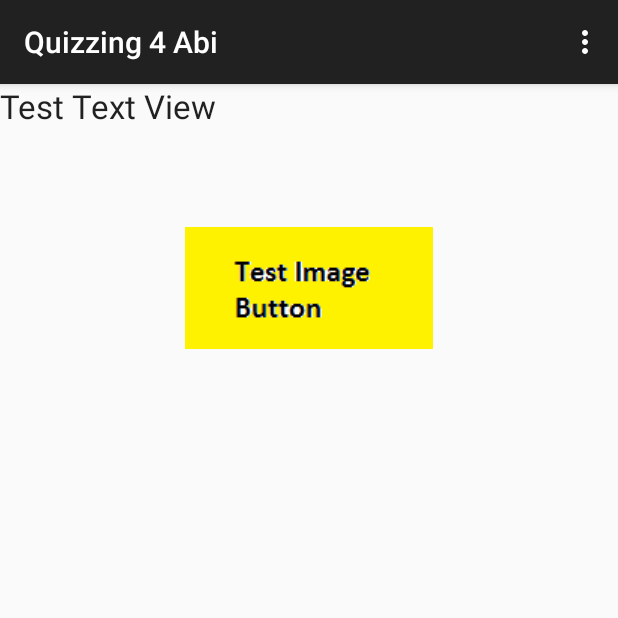
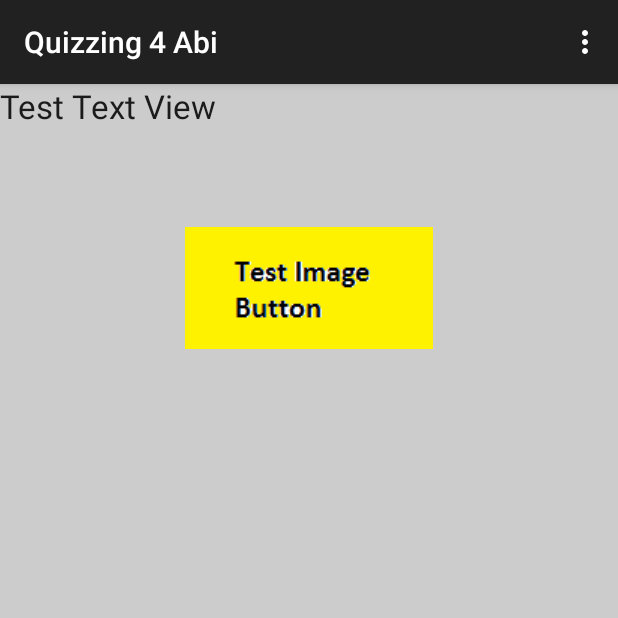
Before and after one commit to Infoabiquiz/Quizzing4Abi, an Android app: the screen it shows after launch (MainActivity), after a tap on "SHOW TEST LAYOUT", on a phone screen of 412 x 824 dp, the top half of it. Run offline under Robolectric (Android 15) with nearby library versions, the phone set to English and light mode, and no system bars.

Commit message:
Dynamically changing the background color successful

```diff
--- a/app/src/main/java/com/lfg/informatik/q11/quizzing4abi/MainActivity.java
+++ b/app/src/main/java/com/lfg/informatik/q11/quizzing4abi/MainActivity.java
@@ -1,10 +1,13 @@
 package com.lfg.informatik.q11.quizzing4abi;
 
+import android.graphics.Color;
 import android.support.v7.app.ActionBarActivity;
 import android.os.Bundle;
 import android.view.Menu;
 import android.view.MenuItem;
 import android.view.View;
+import android.widget.LinearLayout;
+import android.widget.RelativeLayout;
 
 public class MainActivity extends ActionBarActivity
 {
@@ -24,6 +27,7 @@ public class MainActivity extends ActionBarActivity
         {
             case R.id.showTestLayout:
                 Test.showTestLayout(this);
+                ((LinearLayout)findViewById(R.id.testLayout_linearLayout)).setBackgroundColor(Color.LTGRAY);
                 break;
             case R.id.imageButton:
                 setContentView(R.layout.activity_main);
--- a/app/src/main/res/layout/test_layout.xml
+++ b/app/src/main/res/layout/test_layout.xml
@@ -2,7 +2,8 @@
 <LinearLayout xmlns:android="http://schemas.android.com/apk/res/android"
               android:orientation="vertical"
               android:layout_width="match_parent"
-              android:layout_height="match_parent">
+              android:layout_height="match_parent"
+              android:id="@+id/testLayout_linearLayout">
 
     <TextView
         android:layout_width="wrap_content"
@@ -18,7 +19,16 @@
         android:layout_below="@+id/imageView"
         android:layout_centerHorizontal="true"
         android:layout_marginTop="66dp"
-        android:background="@mipmap/test_png"
+        android:background="@mipmap/test_image_button"
         android:onClick="onClick"
         android:layout_gravity="center_horizontal"/>
+
+    <LinearLayout
+        android:orientation="vertical"
+        android:layout_width="match_parent"
+        android:layout_height="match_parent"
+        android:layout_gravity="center_horizontal">
+
+    </LinearLayout>
+
 </LinearLayout>
```
Also changed, not shown: app/src/main/res/mipmap-mdpi/test_image_button.png (added).
